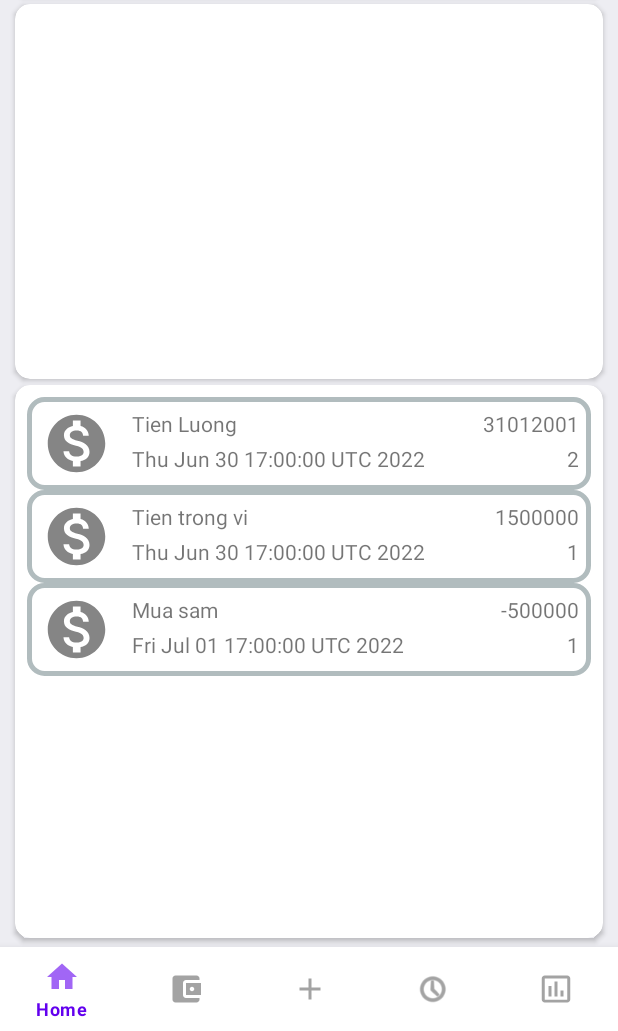
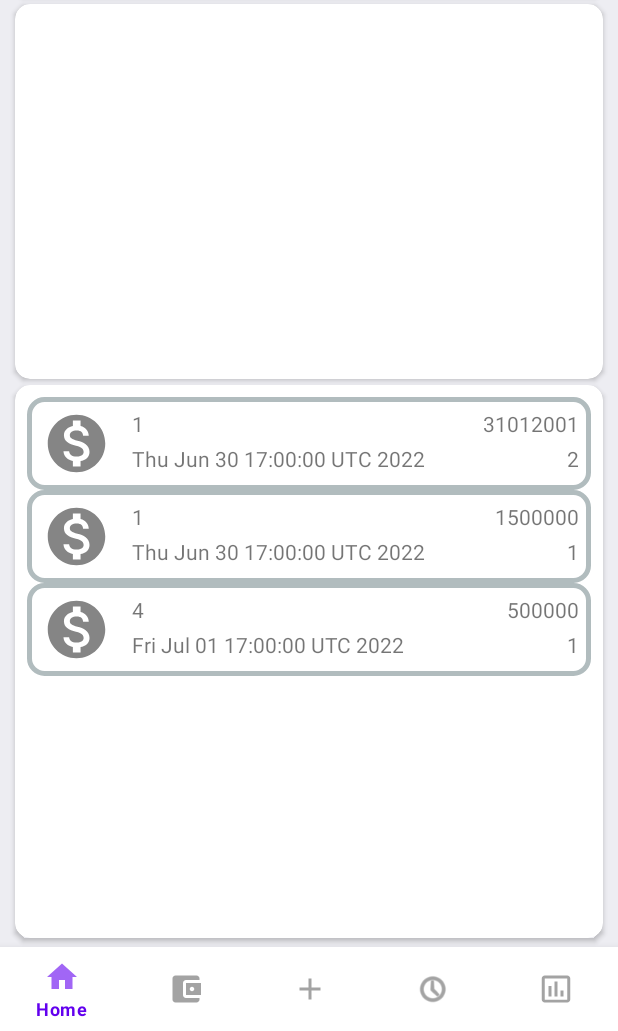
Before and after one commit to githubfrostpixel/MyWallet, an Android app: the screen it shows after launch (MainActivity), on a phone screen of 412 x 824 dp, the part 205-1236 px from its top. Run offline under Robolectric (Android 15) with nearby library versions, the phone set to English and light mode, and no system bars; our stand-ins replace Room's generated code.

Commit message:
add transaction

```diff
--- a/app/src/main/java/adapter/HomeTransactionRecyclerViewAdapter.java
+++ b/app/src/main/java/adapter/HomeTransactionRecyclerViewAdapter.java
@@ -14,6 +14,7 @@ import com.example.mywallet.R;
 import java.util.List;
 
 import entity.Transaction;
+import entity.TransactionType;
 
 public class HomeTransactionRecyclerViewAdapter extends RecyclerView.Adapter<HomeTransactionRecyclerViewAdapter.ViewHolder> {
     List<Transaction> transactions;
@@ -34,7 +35,8 @@ public class HomeTransactionRecyclerViewAdapter extends RecyclerView.Adapter<Hom
     @Override
     public void onBindViewHolder(@NonNull HomeTransactionRecyclerViewAdapter.ViewHolder holder, int position) {
         Transaction transaction = transactions.get(position);
-        holder.home_transaction_name.setText(transaction.getName());
+
+        holder.home_transaction_name.setText(Integer.toString(transaction.getTypeId()));
         holder.home_transaction_date.setText(transaction.getDate().toString());
         holder.home_transaction_value.setText(Integer.toString(transaction.getValue()));
         holder.home_transaction_wallet.setText(Integer.toString(transaction.getWalletId()));
--- a/app/src/main/java/com/example/mywallet/HomeFragment.java
+++ b/app/src/main/java/com/example/mywallet/HomeFragment.java
@@ -57,6 +57,7 @@ public class HomeFragment extends Fragment {
             editor.putBoolean("FIRST_RUN", true);
             editor.commit();
             TransactionTypeDao transactionTypeDao = db.transactionTypeDao();
+            // 0 - income, 1 - outcome
             transactionTypeDao.insert(new TransactionType("Deposit",0));
             transactionTypeDao.insert(new TransactionType("Withdraw",1));
             transactionTypeDao.insert(new TransactionType("Transfer",0));
@@ -74,11 +75,11 @@ public class HomeFragment extends Fragment {
 //            DUMMY DATA FOR DEMO ONLY
             WalletDao walletDao = db.walletDao();
             walletDao.insert(new Wallet("Wallet",1000000));
-            walletDao.insert(new Wallet("Bank",31012001));
+            walletDao.insert(new Wallet("Bank",31012001)); //tinh lai balance cua wallet
             TransactionDao transactionDao = db.transactionDao();
-            transactionDao.insert(new Transaction("Tien Luong",1,2,31012001,Date.from(LocalDate.of( 2022 , 7 , 1 ).atStartOfDay( ZoneId.of( "Asia/Ho_Chi_Minh" )).toInstant()),"Luong thang 7"));
-            transactionDao.insert(new Transaction("Tien trong vi",1,1,1500000,Date.from(LocalDate.of( 2022 , 7 , 1 ).atStartOfDay( ZoneId.of( "Asia/Ho_Chi_Minh" )).toInstant()),"Tien Trong Vi"));
-            transactionDao.insert(new Transaction("Mua sam",4,1,-500000,Date.from(LocalDate.of( 2022 , 7 , 2 ).atStartOfDay( ZoneId.of( "Asia/Ho_Chi_Minh" )).toInstant()),"Mua do an"));
+            transactionDao.insert(new Transaction(1,2,31012001,Date.from(LocalDate.of( 2022 , 7 , 1 ).atStartOfDay( ZoneId.of( "Asia/Ho_Chi_Minh" )).toInstant()),"Luong thang 7"));
+            transactionDao.insert(new Transaction(1,1,1500000,Date.from(LocalDate.of( 2022 , 7 , 1 ).atStartOfDay( ZoneId.of( "Asia/Ho_Chi_Minh" )).toInstant()),"Tien Trong Vi"));
+            transactionDao.insert(new Transaction(4,1,500000,Date.from(LocalDate.of( 2022 , 7 , 2 ).atStartOfDay( ZoneId.of( "Asia/Ho_Chi_Minh" )).toInstant()),"Mua do an"));
         }
 //        WALLET
         WalletDao walletDao=db.walletDao();
@@ -97,10 +98,14 @@ public class HomeFragment extends Fragment {
 //        TRANSACTION
         TransactionDao transactionDao = db.transactionDao();
         List<Transaction> transactions = transactionDao.getAll();
+
         RecyclerView home_transaction_recycler= view.findViewById(R.id.home_transaction_recycler);
-        HomeTransactionRecyclerViewAdapter homeTransactionRecyclerViewAdapter = new HomeTransactionRecyclerViewAdapter(transactions,getContext());
+        HomeTransactionRecyclerViewAdapter homeTransactionRecyclerViewAdapter =
+                new HomeTransactionRecyclerViewAdapter(transactions,getContext());
+
         home_transaction_recycler.setAdapter(homeTransactionRecyclerViewAdapter);
-        LinearLayoutManager home_transaction_layout_manager = new LinearLayoutManager(getContext(),LinearLayoutManager.VERTICAL,false);
+        LinearLayoutManager home_transaction_layout_manager =
+                new LinearLayoutManager(getContext(),LinearLayoutManager.VERTICAL,false);
         home_transaction_recycler.setLayoutManager(home_transaction_layout_manager);
     }
 }
--- a/app/src/main/java/entity/Transaction.java
+++ b/app/src/main/java/entity/Transaction.java
@@ -25,8 +25,6 @@ import utility.DateConverter;
 public class Transaction {
     @PrimaryKey(autoGenerate = true)
     private int id;
-    @ColumnInfo(name = "name")
-    private String name;
     @ColumnInfo(name = "typeId",index = true)
     private int typeId;
     @ColumnInfo(name = "walletId",index = true)
@@ -41,8 +39,7 @@ public class Transaction {
     public Transaction() {
     }
     @Ignore
-    public Transaction(String name, int typeId, int walletId,int value, Date date, String description) {
-        this.name = name;
+    public Transaction(int typeId, int walletId,int value, Date date, String description) {
         this.typeId = typeId;
         this.walletId = walletId;
         this.value = value;
@@ -64,14 +61,6 @@ public class Transaction {
 
     public void setId(int id) {
         this.id = id;
-    }
-
-    public String getName() {
-        return name;
-    }
-
-    public void setName(String name) {
-        this.name = name;
     }
 
     public int getTypeId() {
```
Also changed, not shown: app/src/main/java/adapter/AddTransactionRecyclerViewAdapter.java (+67 -1 lines), app/src/main/java/com/example/mywallet/AddTransactionFragment.java (+71 -0 lines).
